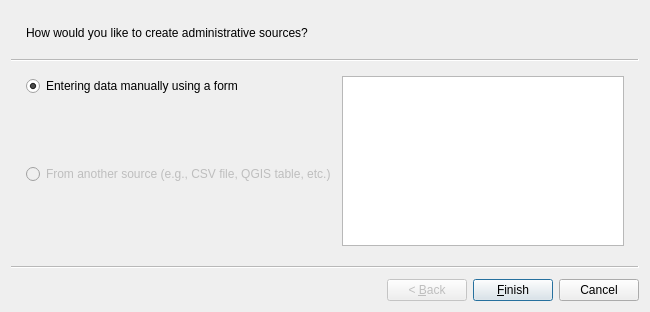
This is asistente_ladm_col/ui/wiz_create_administrative_source_cadastre.ui in SwissTierrasColombia/Asistente-LADM-COL as Qt 5 draws it before an edit. The edited form follows.
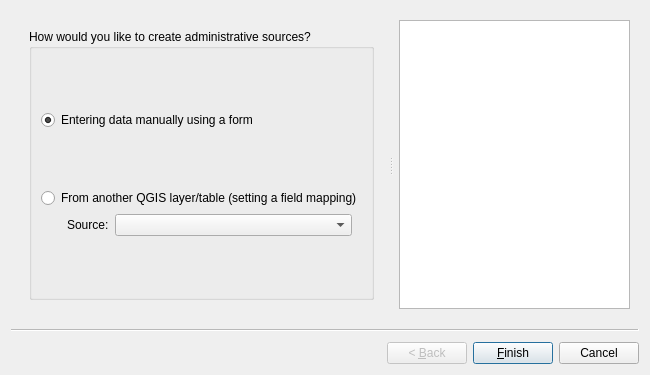
This is the edited form. Custom widgets are drawn as their Qt base class.

Commit message: [gui] Show ETL model from 'Administrative Source' wizard

```diff
--- a/asistente_ladm_col/ui/wiz_create_administrative_source_cadastre.ui
+++ b/asistente_ladm_col/ui/wiz_create_administrative_source_cadastre.ui
@@ -7,7 +7,7 @@
     <x>0</x>
     <y>0</y>
     <width>650</width>
-    <height>312</height>
+    <height>375</height>
    </rect>
   </property>
   <property name="windowTitle">
@@ -15,13 +15,52 @@
   </property>
   <widget class="QWizardPage" name="wizardPage1">
    <property name="subTitle">
-    <string>How would you like to create administrative sources?</string>
+    <string/>
    </property>
    <layout class="QGridLayout" name="gridLayout">
     <item row="0" column="0">
-     <layout class="QVBoxLayout" name="verticalLayout">
-      <item>
-       <widget class="QRadioButton" name="rad_party_create">
+     <widget class="QSplitter" name="splitter_3">
+      <property name="sizePolicy">
+       <sizepolicy hsizetype="Expanding" vsizetype="Expanding">
+        <horstretch>0</horstretch>
+        <verstretch>0</verstretch>
+       </sizepolicy>
+      </property>
+      <property name="orientation">
+       <enum>Qt::Horizontal</enum>
+      </property>
+      <property name="handleWidth">
+       <number>16</number>
+      </property>
+      <widget class="QFrame" name="frame_3">
+       <property name="sizePolicy">
+        <sizepolicy hsizetype="Expanding" vsizetype="Expanding">
+         <horstretch>2</horstretch>
+         <verstretch>0</verstretch>
+        </sizepolicy>
+       </property>
+       <layout class="QGridLayout" name="gridLayout_8">
+        <item row="0" column="0">
+         <widget class="QGroupBox" name="gbx_page_2">
+          <property name="title">
+           <string>How would you like to create administrative sources?</string>
+          </property>
+          <layout class="QGridLayout" name="gridLayout_9">
+           <item row="0" column="0">
+            <spacer name="verticalSpacer_6">
+             <property name="orientation">
+              <enum>Qt::Vertical</enum>
+             </property>
+             <property name="sizeHint" stdset="0">
+              <size>
+               <width>20</width>
+               <height>40</height>
+              </size>
+             </property>
+            </spacer>
+           </item>
+           <item row="1" column="0">
+            <widget class="QRadioButton" name="rad_create_manually">
         <property name="text">
          <string>Entering data manually using a form</string>
         </property>
@@ -30,8 +69,8 @@
         </property>
        </widget>
       </item>
-      <item>
-       <spacer name="verticalSpacer_2">
+           <item row="2" column="0">
+            <spacer name="verticalSpacer_7">
         <property name="orientation">
          <enum>Qt::Vertical</enum>
         </property>
@@ -43,18 +82,63 @@
         </property>
        </spacer>
       </item>
-      <item>
-       <widget class="QRadioButton" name="rad_party_from_list">
+           <item row="3" column="0">
+            <widget class="QRadioButton" name="rad_refactor">
         <property name="enabled">
+              <bool>true</bool>
+             </property>
+             <property name="text">
+              <string>From another QGIS layer/table (setting a field mapping)</string>
+             </property>
+            </widget>
+           </item>
+           <item row="4" column="0">
+            <layout class="QHBoxLayout" name="horizontalLayout_3">
+             <property name="leftMargin">
+              <number>26</number>
+             </property>
+             <property name="rightMargin">
+              <number>10</number>
+             </property>
+             <item>
+              <widget class="QLabel" name="lbl_refactor_source">
+               <property name="sizePolicy">
+                <sizepolicy hsizetype="Preferred" vsizetype="Preferred">
+                 <horstretch>0</horstretch>
+                 <verstretch>0</verstretch>
+                </sizepolicy>
+               </property>
+               <property name="text">
+                <string>Source:</string>
+               </property>
+              </widget>
+             </item>
+             <item>
+              <widget class="QgsMapLayerComboBox" name="mMapLayerComboBox">
+               <property name="sizePolicy">
+                <sizepolicy hsizetype="Expanding" vsizetype="Fixed">
+                 <horstretch>0</horstretch>
+                 <verstretch>0</verstretch>
+                </sizepolicy>
+               </property>
+               <property name="maximumSize">
+                <size>
+                 <width>300</width>
+                 <height>16777215</height>
+                </size>
+               </property>
+               <property name="allowEmptyLayer">
+                <bool>true</bool>
+               </property>
+               <property name="showCrs">
          <bool>false</bool>
         </property>
-        <property name="text">
-         <string>From another source (e.g., CSV file, QGIS table, etc.)</string>
-        </property>
-       </widget>
-      </item>
-      <item>
-       <spacer name="verticalSpacer">
+              </widget>
+             </item>
+            </layout>
+           </item>
+           <item row="5" column="0">
+            <spacer name="verticalSpacer_8">
         <property name="orientation">
          <enum>Qt::Vertical</enum>
         </property>
@@ -67,13 +151,36 @@
        </spacer>
       </item>
      </layout>
-    </item>
-    <item row="0" column="1">
-     <widget class="QTextBrowser" name="txt_help_page_1"/>
+         </widget>
+        </item>
+       </layout>
+      </widget>
+      <widget class="QTextBrowser" name="txt_help_page_1">
+       <property name="sizePolicy">
+        <sizepolicy hsizetype="Expanding" vsizetype="Expanding">
+         <horstretch>0</horstretch>
+         <verstretch>0</verstretch>
+        </sizepolicy>
+       </property>
+       <property name="accessibleName">
+        <string/>
+       </property>
+       <property name="openLinks">
+        <bool>false</bool>
+       </property>
+      </widget>
+     </widget>
     </item>
    </layout>
   </widget>
  </widget>
+ <customwidgets>
+  <customwidget>
+   <class>QgsMapLayerComboBox</class>
+   <extends>QComboBox</extends>
+   <header>qgis.gui</header>
+  </customwidget>
+ </customwidgets>
  <resources/>
  <connections/>
 </ui>
```
Lines whose indentation alone changed are shown as unchanged. The commit also changes 1 other file.
